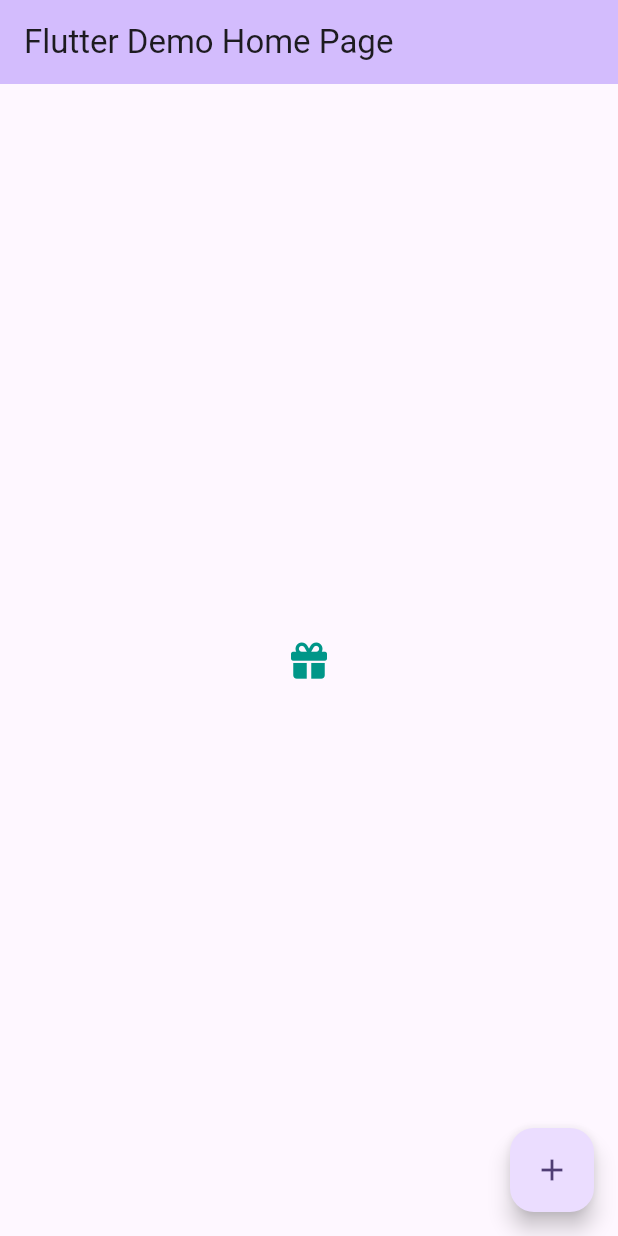
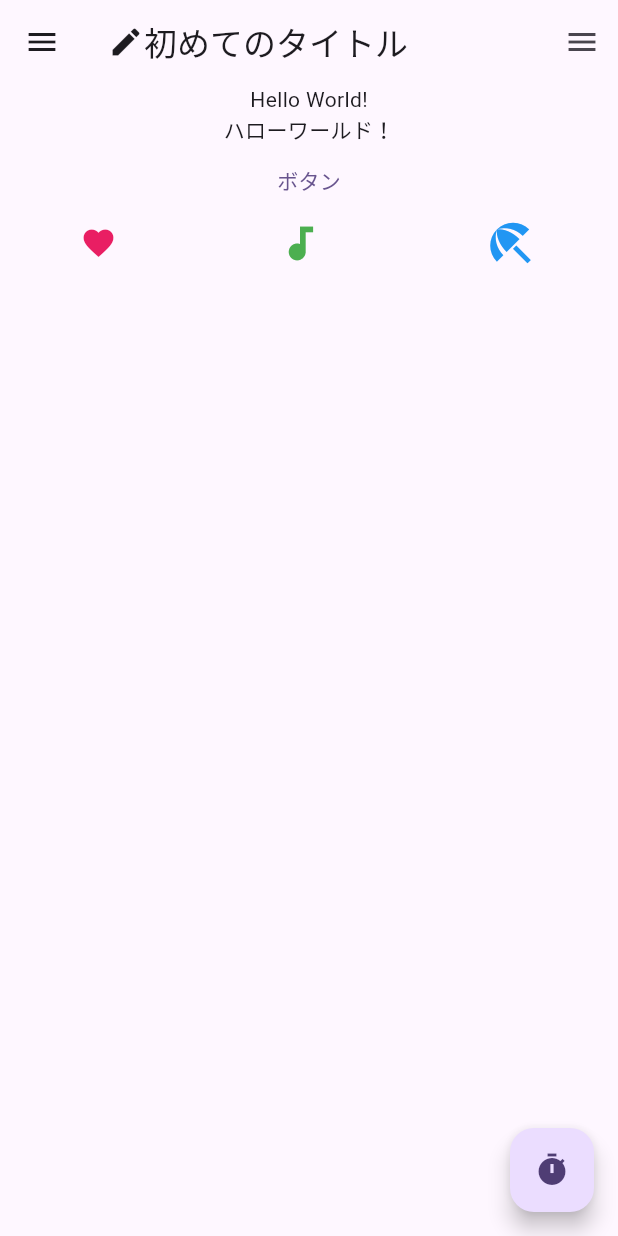
Before and after one commit to eltociear/flutter_practice, a Flutter app: the screen it shows after launch, on a phone screen of 412 x 824 dp. Run offline on Flutter 3.47's test engine with Material 3 defaults, Android fonts, the phone set to English and light mode, and no system bars.

Commit message:
hello_world: test

```diff
--- a/hello_world/lib/main.dart
+++ b/hello_world/lib/main.dart
@@ -1,15 +1,18 @@
 import 'package:flutter/material.dart';
-import 'package:font_awesome_flutter/font_awesome_flutter.dart';
 
+// 1. エントリーポイントのmain関数
 void main() {
+  // 2. MyAppを呼び出す
   runApp(const MyApp());
 }
 
+// MyAppのクラス
 class MyApp extends StatelessWidget {
   const MyApp({super.key});
 
   @override
   Widget build(BuildContext context) {
+    // 3. タイトルとテーマを設定する。 画面の本体はMyHomePageで作る。
     return MaterialApp(
       title: 'Flutter Demo',
       theme: ThemeData(
@@ -31,30 +34,47 @@ class MyHomePage extends StatefulWidget {
 }
 
 class _MyHomePageState extends State<MyHomePage> {
-  int _counter = 0;
-
-  void _incrementCounter() {
-    setState(() {
-      _counter++;
-    });
-  }
-
   @override
   Widget build(BuildContext context) {
     return Scaffold(
       appBar: AppBar(
-        backgroundColor: Theme.of(context).colorScheme.inversePrimary,
-        title: Text(widget.title),
+        title: Row(children: const [
+          Icon(Icons.create),
+          Text('初めてのタイトル')
+        ],),
       ),
-      body: Center(
-        // font_awesome_flutterを使いプレゼントのアイコンを表示
-        child: Icon(FontAwesomeIcons.gift, color: Colors.teal,),
-      ),
+      body: Column(children: [
+        const Text("Hello World!"),
+        const Text("ハローワールド！"),
+        TextButton(onPressed: () => {print("ボタンが押されたよ")},
+        child: const Text("ボタン"),
+        ),
+        Row(
+          mainAxisAlignment: MainAxisAlignment.spaceAround,
+          children: const [
+            Icon(
+              Icons.favorite,
+              color: Colors.pink,
+              size: 24.0,
+            ),
+            Icon(
+              Icons.audiotrack,
+              color: Colors.green,
+              size: 30.0,
+            ),
+            Icon(
+              Icons.beach_access,
+              color: Colors.blue,
+              size: 36.0,
+            )
+          ],
+        )
+      ]),
       floatingActionButton: FloatingActionButton(
-        onPressed: _incrementCounter,
-        tooltip: 'Increment',
-        child: const Icon(Icons.add),
-      ), // This trailing comma makes auto-formatting nicer for build methods.
+        onPressed: () => {print("押したね？")}, child: const Icon
+        (Icons.timer)),
+        drawer: const Drawer(child: Center(child: Text("Drawer"))),
+        endDrawer: const Drawer(child: Center(child: Text("endDrawer"))),
     );
   }
 }
--- a/hello_world/pubspec.yaml
+++ b/hello_world/pubspec.yaml
@@ -30,7 +30,7 @@ environment:
 dependencies:
   flutter:
     sdk: flutter
-  font_awesome_flutter: ^10.1.0
+  url_launcher: ^6.1.4
 
 
   # The following adds the Cupertino Icons font to your application.
--- a/hello_world/snipet.dart
+++ /dev/null
@@ -1,3 +0,0 @@
-// ファイルの先頭
-import 追加したいパッケージ //追加する
-/* 以後プログラムを記述 */
```
Also changed, not shown: hello_world/pubspec.lock, 11 other files.
